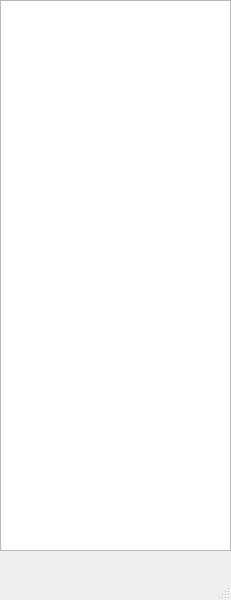
The window that gui/Indexing_note.ui (noname30081/NCKU_BioIR) describes before a commit, drawn with Qt 5.
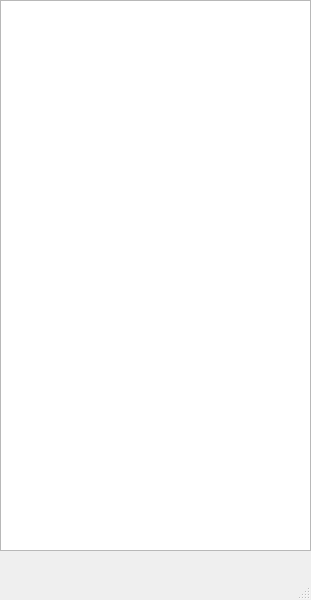
The same window after the commit.

The edit to the form file:
```diff
--- a/gui/Indexing_note.ui
+++ b/gui/Indexing_note.ui
@@ -6,7 +6,7 @@
    <rect>
     <x>0</x>
     <y>0</y>
-    <width>231</width>
+    <width>311</width>
     <height>600</height>
    </rect>
   </property>
@@ -19,7 +19,7 @@
      <rect>
       <x>0</x>
       <y>0</y>
-      <width>231</width>
+      <width>311</width>
       <height>551</height>
      </rect>
     </property>
```
Left out of the diff: 2 changed lines with no effect on the pictures.
